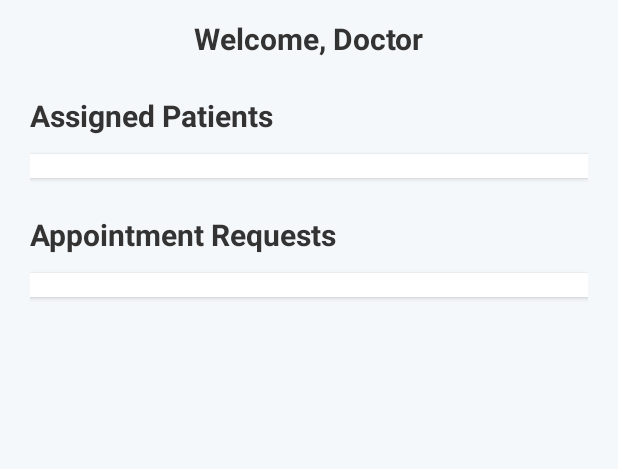
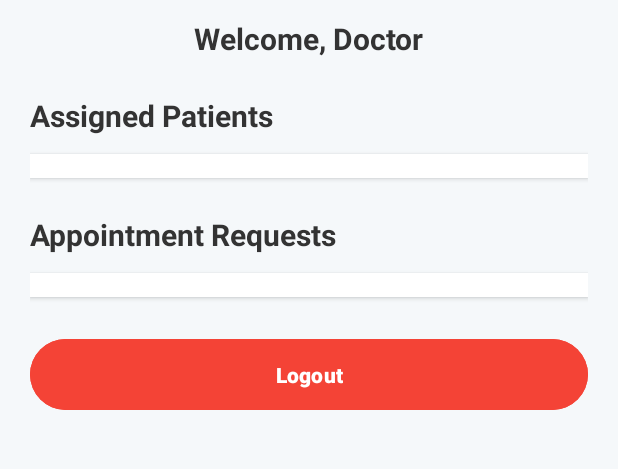
Before and after one commit to smritigurung81/Nirogya, an Android app: the DoctorDashboardActivity screen opened directly, with no data from a screen before it, on a phone screen of 412 x 824 dp, the part 126-595 px from its top. Run offline under Robolectric (Android 15) with nearby library versions, the phone set to English and light mode, and no system bars; our stand-ins replace Firebase (no records; nobody signed in at launch, a user with empty details on screens opened directly).

Commit message:
logout button added

```diff
--- a/app/src/main/java/com/example/nirogya/DoctorDashboardActivity.java
+++ b/app/src/main/java/com/example/nirogya/DoctorDashboardActivity.java
@@ -2,10 +2,9 @@ package com.example.nirogya;
 
 import android.content.Intent;
 import android.os.Bundle;
+import android.widget.Button;
 import android.widget.Toast;
-import android.app.AlertDialog;
 
-import androidx.annotation.NonNull;
 import androidx.appcompat.app.AppCompatActivity;
 import androidx.recyclerview.widget.LinearLayoutManager;
 import androidx.recyclerview.widget.RecyclerView;
@@ -23,6 +22,7 @@ public class DoctorDashboardActivity extends AppCompatActivity {
     String doctorNMC;
     RecyclerView rvPatients;
     PatientListAdapter adapter;
+    Button btnLogout; // Added logout button reference
 
     @Override
     protected void onCreate(Bundle savedInstanceState) {
@@ -33,9 +33,20 @@ public class DoctorDashboardActivity extends AppCompatActivity {
         auth = FirebaseAuth.getInstance();
         rvPatients = findViewById(R.id.rvAssignedPatients);
         rvPatients.setLayoutManager(new LinearLayoutManager(this));
+        btnLogout = findViewById(R.id.btnLogout); // Link to XML button
+
+        // Handle logout
+        btnLogout.setOnClickListener(v -> {
+            auth.signOut();
+            Toast.makeText(this, "Logged out", Toast.LENGTH_SHORT).show();
+            Intent intent = new Intent(this, MainActivity.class);
+            intent.setFlags(Intent.FLAG_ACTIVITY_NEW_TASK | Intent.FLAG_ACTIVITY_CLEAR_TASK); // prevent back nav
+            startActivity(intent);
+            finish();
+        });
 
         // Get NMC number from the currently logged-in doctor's document
-        db.collection("doctors").document(auth.getCurrentUser().getUid())
+        db.collection("users").document(auth.getCurrentUser().getUid())
                 .get()
                 .addOnSuccessListener(doc -> {
                     doctorNMC = doc.getString("nmcNumber");
@@ -57,7 +68,6 @@ public class DoctorDashboardActivity extends AppCompatActivity {
                     for (DocumentSnapshot snapshot : query.getDocuments()) {
                         Patient patient = snapshot.toObject(Patient.class);
                         if (patient != null) {
-                            // Firestore doesn't include the document ID in the object by default
                             patient.setUid(snapshot.getId());
                             patientList.add(patient);
                         }
--- a/app/src/main/res/layout/activity_doctor_dashboard.xml
+++ b/app/src/main/res/layout/activity_doctor_dashboard.xml
@@ -70,7 +70,7 @@
             android:padding="8dp"
             android:layout_marginBottom="24dp" />
 
-        <!-- Placeholder for Add Notes & Vitals Dialog -->
+        <!-- Add Vitals & Notes (Hidden initially) -->
         <Button
             android:id="@+id/btnAddDoctorVitals"
             android:layout_width="match_parent"
@@ -81,9 +81,21 @@
             android:textStyle="bold"
             android:padding="14dp"
             android:elevation="4dp"
-            android:layout_marginBottom="32dp"
+            android:layout_marginBottom="16dp"
             android:visibility="gone" />
-        <!-- Hidden by default; only shown when a patient is selected -->
+
+        <!-- Logout Button -->
+        <Button
+            android:id="@+id/btnLogout"
+            android:layout_width="match_parent"
+            android:layout_height="wrap_content"
+            android:text="Logout"
+            android:textStyle="bold"
+            android:backgroundTint="#F44336"
+            android:textColor="@android:color/white"
+            android:padding="14dp"
+            android:elevation="4dp"
+            android:layout_marginBottom="32dp" />
 
     </LinearLayout>
 </ScrollView>
```
Also changed, not shown: app/src/main/java/com/example/nirogya/LabTechnicianDashboardActivity.java (+13 -3 lines), app/src/main/java/com/example/nirogya/PatientDashboardActivity.java (+20 -12 lines), app/src/main/res/layout/activity_lab_technician_dashboard.xml (+24 -3 lines), app/src/main/res/layout/activity_patient_dashboard.xml (+14 -1 lines).
